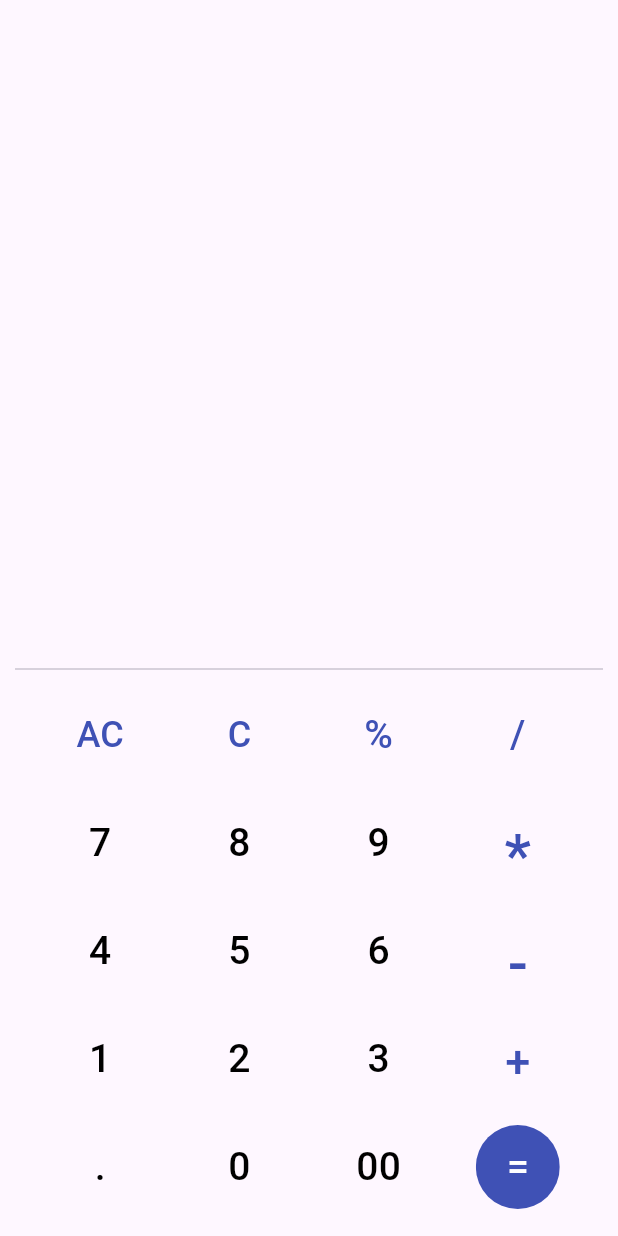
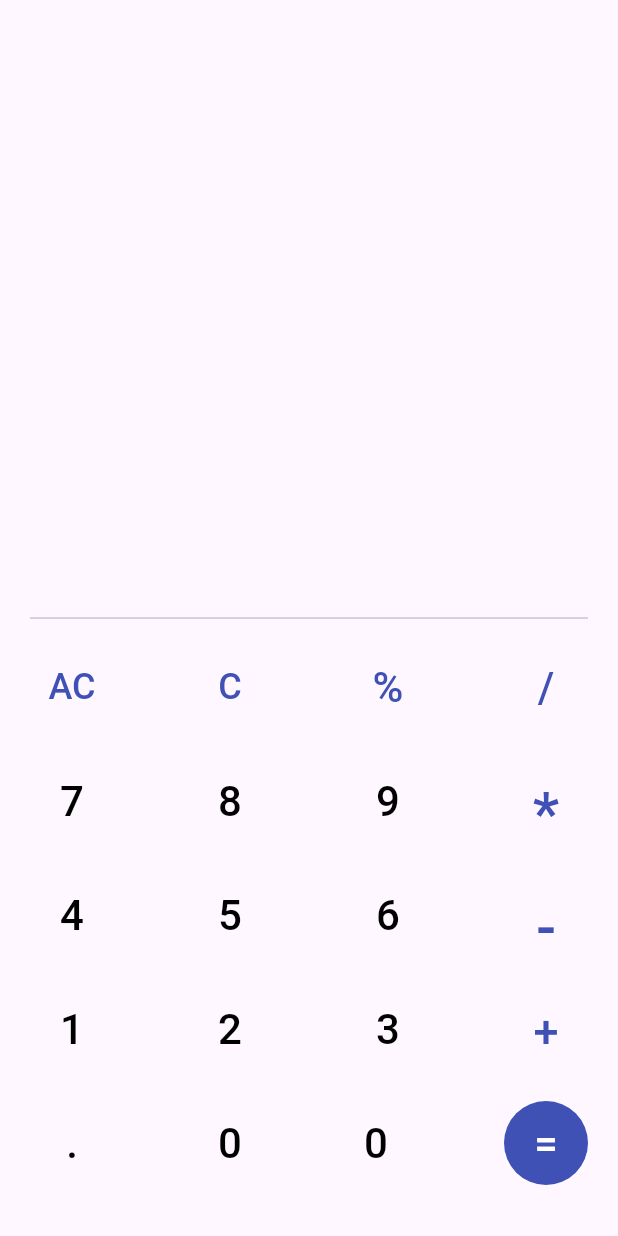
Before and after one commit to saadshd/calculator, a Flutter app: the screen it shows after launch, after a tap on "AC", on a phone screen of 412 x 824 dp. Run offline on Flutter 3.47's test engine with Material 2 defaults, Android fonts, the phone set to English and light mode, and no system bars; our stand-ins replace math_expressions.

Commit message:
updating some logics and UI

```diff
--- a/lib/buttonwidget.dart
+++ b/lib/buttonwidget.dart
@@ -1,19 +1,20 @@
 import 'package:flutter/material.dart';
 
-class button extends StatelessWidget {
-  final Color? btncolor;
-  final Color? textcolor;
+class MyButton extends StatelessWidget {
+  final Color? btnColor;
+  final Color? textColor;
   final String text;
-  final double? textsize;
+  final double? textSize;
   final Function onPress;
 
-  const button({
+  const MyButton({
     super.key,
-    this.btncolor,
-    this.textcolor = Colors.black,
+    this.btnColor,
+    this.textColor = Colors.black,
     required this.text,
     required this.onPress,
-    this.textsize = 26,});
+    this.textSize = 28,
+    });
 
 
 
@@ -21,11 +22,11 @@ class button extends StatelessWidget {
   @override
   Widget build(BuildContext context) {
     return Padding(
-      padding: const EdgeInsets.all(8.0),
+      padding: const EdgeInsets.symmetric(vertical: 10),
       child: ClipRRect(
         borderRadius: BorderRadius.circular(50),
         child: Container(
-          color: btncolor,
+          color: btnColor,
           child: SizedBox(
             width: 56,
             height: 56,
@@ -38,8 +39,8 @@ class button extends StatelessWidget {
               },
               child: Text(text,
               style: TextStyle(
-                color: textcolor,
-                fontSize: textsize,
+                color: textColor,
+                fontSize: textSize,
                 ),
               ),
             ),
--- a/lib/main.dart
+++ b/lib/main.dart
@@ -34,133 +34,132 @@ class MyHomePage extends StatefulWidget {
 
 class _MyHomePageState extends State<MyHomePage> {
 
-  String previous = '';
-  String value = '';
+  String input = '';
+  String output = '';
 
   void click(String text) {
-    setState(() => {value += text});
+    setState(() => {output += text});
   }
 
-  void allclear(String text) {
+  void allClear(String text) {
     setState(() {
-      previous = '';
-      value = '';
+      input = '';
+      output = '';
     });
   }
 
   void clear(String text) {
     setState(() {
-      value = '';
+      output = output.substring(0,output.length-1);
+      // output = '';
     });
   }
 
   void evaluate(String text) {
     Parser p = Parser();
-    Expression exp = p.parse(value);
+    Expression exp = p.parse(output);
     ContextModel cm = ContextModel();
 
     setState(() {
-      previous = value;
-      value = exp.evaluate(EvaluationType.REAL, cm).toString();
+      input = output;
+      output = exp.evaluate(EvaluationType.REAL, cm).toString();
     });
   }
 
 
   @override
   Widget build(BuildContext context) {
-    return Scaffold(
-      body: Container(
-        padding: EdgeInsets.all(10),
+    return SafeArea(
+      child: Scaffold(
+          body: Padding(
+            padding: const EdgeInsets.symmetric(horizontal: 20),
+            child: Column(
+                crossAxisAlignment: CrossAxisAlignment.end,
+                children: [
+              Expanded(
+                child: Padding(
+                  padding: const EdgeInsets.only(right: 20),
                   child: Column(
                   mainAxisAlignment: MainAxisAlignment.end,
+                  crossAxisAlignment: CrossAxisAlignment.end,
                   children: [
-          Column(
-          mainAxisAlignment: MainAxisAlignment.end,
-          children: [
-            Container(
-              child: Padding(
-                padding: const EdgeInsets.only(right: 10),
-                child: Text(previous,
-                  style: TextStyle(
+                    Text(input.toString(),
+                      style: const TextStyle(
                           fontSize: 24,
                           color: Colors.black54
                       ),
                     ),
+                    Text(output.toString(),
+                      style: const TextStyle(
+                        fontSize: 40,
                       ),
-              alignment: Alignment(1.0, 1.0),
                     ),
-            Container(
-              child: Padding(
-                padding: const EdgeInsets.all(10),
-                child: Text(value,
-                      style: TextStyle(
-                      fontSize: 48,
+                  ],
+                    ),
+                ),
               ),
 
-                ),
-              ),
-              alignment: Alignment(1.0, 1.0),
-            ),
-            SizedBox(height: 20),
-            Divider(thickness: 1,),
+                const Divider(thickness: 1,),
 
+                Expanded(
+                child: Column(
+                  children: [
                     Row(
-              mainAxisAlignment: MainAxisAlignment.spaceEvenly,
+                      mainAxisAlignment: MainAxisAlignment.spaceBetween,
                       children: [
-                  button(textcolor: Colors.indigo, text: 'AC',textsize: 24, onPress: allclear),
-                  button(textcolor: Colors.indigo, text: 'C',textsize: 24, onPress: clear),
-                  button(textcolor: Colors.indigo, text: '%', onPress: click),
-                  button(textcolor: Colors.indigo, text: '/', onPress: click)
+                        MyButton(textColor: Colors.indigo, text: 'AC',textSize: 24, onPress: allClear),
+                        MyButton(textColor: Colors.indigo, text: 'C',textSize: 24, onPress: clear,),
+                        MyButton(textColor: Colors.indigo, text: '%', onPress: click),
+                        MyButton(textColor: Colors.indigo, text: '/', onPress: click)
                       ],
                     ),
 
                     Row(
-              mainAxisAlignment: MainAxisAlignment.spaceEvenly,
+                      mainAxisAlignment: MainAxisAlignment.spaceBetween,
                       children: [
-                button(text: '7', onPress: click),
-                button(text: '8', onPress: click),
-                button(text: '9', onPress: click),
-                button(textcolor: Colors.indigo, text: '*',textsize: 40, onPress: click)
+                        MyButton(text: '7', onPress: click),
+                        MyButton(text: '8', onPress: click),
+                        MyButton(text: '9', onPress: click),
+                        MyButton(textColor: Colors.indigo, text: '*',textSize: 40, onPress: click)
                       ],
                     ),
 
                     Row(
-              mainAxisAlignment: MainAxisAlignment.spaceEvenly,
+                      mainAxisAlignment: MainAxisAlignment.spaceBetween,
                       children: [
-                button(text: '4', onPress: click),
-                button(text: '5', onPress: click),
-                button(text: '6', onPress: click),
-                button(textcolor: Colors.indigo, text: '-',textsize: 40, onPress: click)
+                        MyButton(text: '4', onPress: click),
+                        MyButton(text: '5', onPress: click),
+                        MyButton(text: '6', onPress: click),
+                        MyButton(textColor: Colors.indigo, text: '-',textSize: 40, onPress: click)
                       ],
                     ),
 
                     Row(
-              mainAxisAlignment: MainAxisAlignment.spaceEvenly,
+                      mainAxisAlignment: MainAxisAlignment.spaceBetween,
                       children: [
-                button(text: '1', onPress: click),
-                button(text: '2', onPress: click),
-                button(text: '3', onPress: click),
-                button(textcolor: Colors.indigo, text: '+',textsize: 30, onPress: click)
+                        MyButton(text: '1', onPress: click),
+                        MyButton(text: '2', onPress: click),
+                        MyButton(text: '3', onPress: click),
+                        MyButton(textColor: Colors.indigo, text: '+',textSize: 30, onPress: click)
                       ],
                     ),
 
                     Row(
-              mainAxisAlignment: MainAxisAlignment.spaceEvenly,
+                      mainAxisAlignment: MainAxisAlignment.spaceBetween,
                       children: [
-                button(text: '.', onPress: click),
-                button(text: '0', onPress: click),
-                button(text: '00', onPress: click),
-                button(textcolor: Colors.white, text: '=', btncolor: Colors.indigo, onPress: evaluate)
+                        MyButton(text: '.', onPress: click),
+                        MyButton(text: '0', onPress: click),
+                        MyButton(text: '00', onPress: click),
+                        MyButton(textColor: Colors.white, text: '=', btnColor: Colors.indigo, onPress: evaluate)
                       ],
                     ),
                   ],
-
-
-
-
                 ),
+              )
         ]
             ),
+          ),
+
       ),
     );
   }
```
Also changed, not shown: pubspec.lock. Lines whose indentation alone changed are shown as unchanged.
